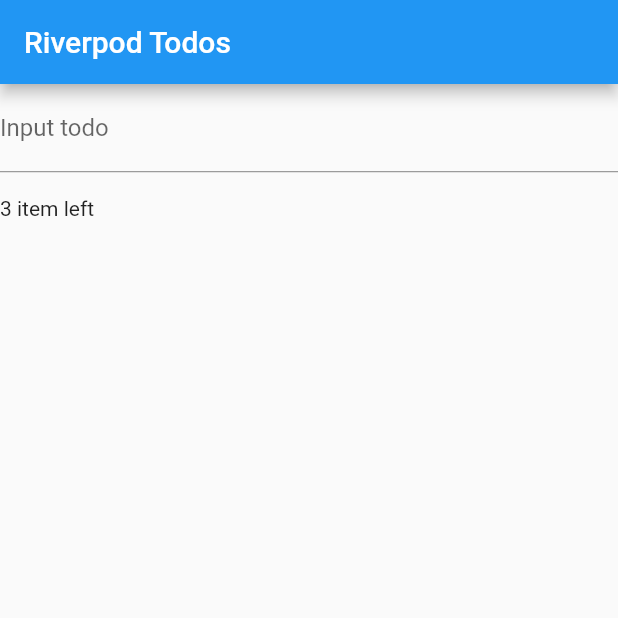
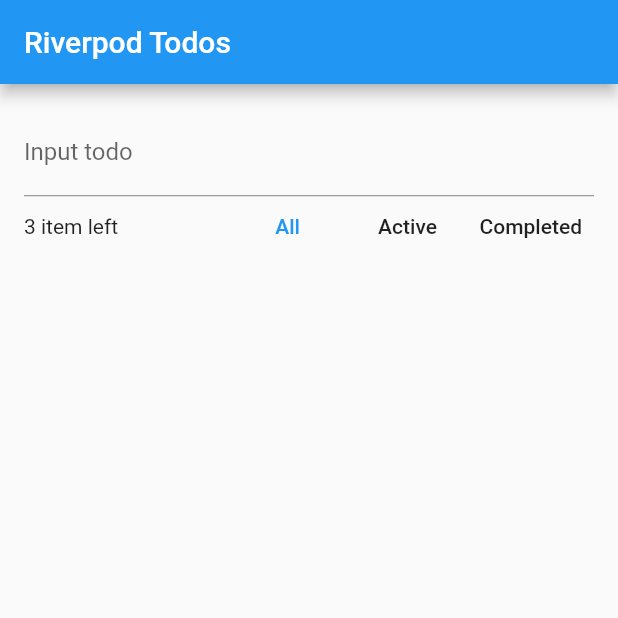
Before and after one commit to JAICHANGPARK/flutter_notebook_8th_story, a Flutter app: the screen it shows after launch, on a phone screen of 412 x 824 dp, the top half of it. Run offline on Flutter 3.47's test engine with Material 2 defaults, Android fonts, the phone set to English and light mode, and no system bars; our stand-ins replace badges, flutter_hooks, google_fonts, hooks_riverpod, state_notifier.

Commit message:
Update riverpod_todo_app.dart

```diff
--- a/lib/ep570_riverpod_app/todo/riverpod_todo_app.dart
+++ b/lib/ep570_riverpod_app/todo/riverpod_todo_app.dart
@@ -34,7 +34,9 @@ class TodoMainPage extends HookWidget {
           appBar: AppBar(
             title: Text("Riverpod Todos"),
           ),
-          body: ListView(
+          body: Padding(
+            padding: const EdgeInsets.all(16.0),
+            child: ListView(
               children: [
                 TextField(
                   key: addTodoKey,
@@ -59,14 +61,43 @@ class TodoMainPage extends HookWidget {
                           onPressed: (){
                             filter.state = TodoListFilter.all;
                           },
+                          visualDensity: VisualDensity.compact,
+                          textColor: _textColor(TodoListFilter.all),
+                          child: Text("All"),
                         ),
-                    )
+                      ),
+                      Tooltip(
+                        key: activeFilterKey,
+                        message: 'Need to complete',
+                        child: FlatButton(
+                          onPressed: (){
+                            filter.state = TodoListFilter.active;
+                          },
+                          visualDensity: VisualDensity.compact,
+                          textColor: _textColor(TodoListFilter.active),
+                          child: Text("Active"),
+                        ),
+                      ),
+                      Tooltip(
+                        key: completedFilterKey,
+                        message: 'Completed',
+                        child: FlatButton(
+                          onPressed: (){
+                            filter.state = TodoListFilter.completed;
+                          },
+                          visualDensity: VisualDensity.compact,
+                          textColor: _textColor(TodoListFilter.completed),
+                          child: Text("Completed"),
+                        ),
+                      ),
+
                     ],
                   ),
                 )
               ],
 
             ),
+          ),
 
         ));
   }
```
Lines whose indentation alone changed are shown as unchanged.
